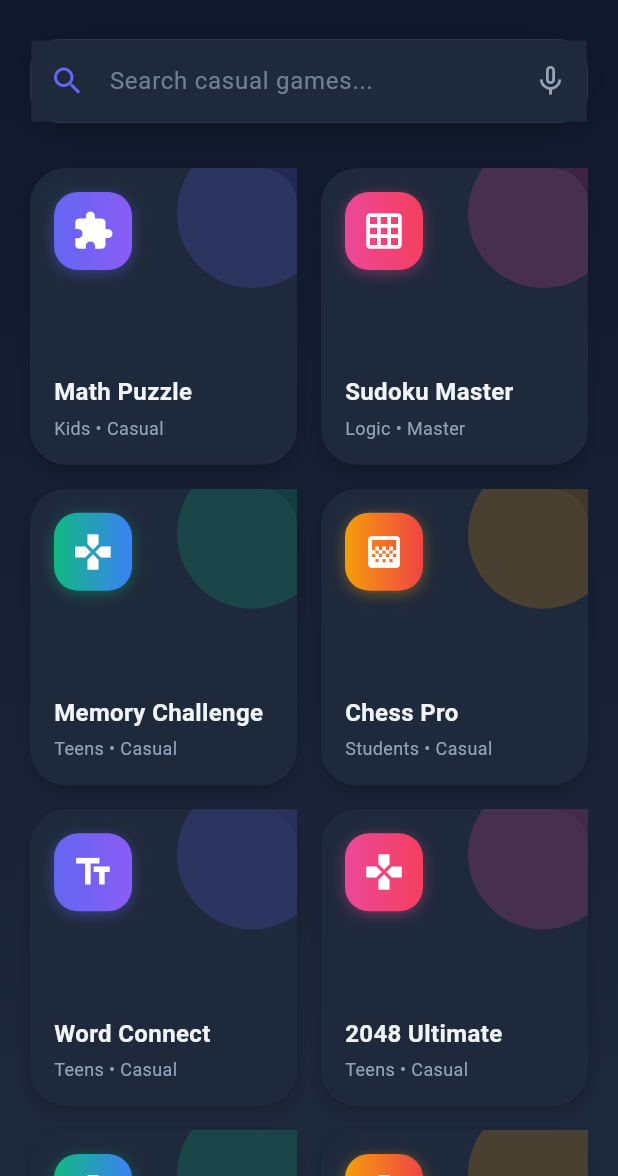
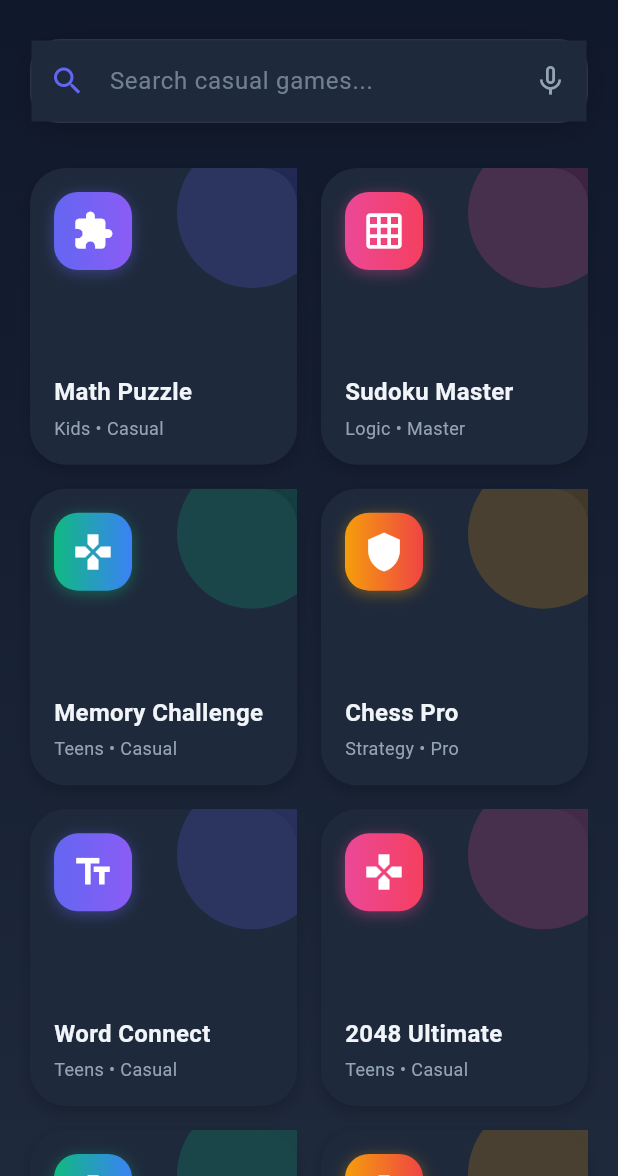
Before and after one commit to adhilfouzi/my_view, a Flutter app: the screen it shows after launch, on a phone screen of 412 x 824 dp, the part 60-1236 px from its top. Run offline on Flutter 3.47's test engine with Material 3 defaults, Android fonts, the phone set to English and light mode, and no system bars; our stand-ins replace flutter_secure_storage, get, image_picker, webview_flutter; missing offline and left inert: chess, encrypt, flutter_windowmanager; statements that could not run were skipped.

Commit message:
feat: Add chess game module with dedicated view and controller, and introduce new public home view.

```diff
--- a/lib/modules/public_home/public_home_view.dart
+++ b/lib/modules/public_home/public_home_view.dart
@@ -5,6 +5,7 @@ import '../../theme/app_theme.dart';
 import '../game/models/game_model.dart';
 import '../game/views/game_view.dart';
 import '../sudoku/views/sudoku_view.dart';
+import '../chess/views/chess_view.dart';
 
 class PublicHomeView extends GetView<PublicHomeController> {
   const PublicHomeView({super.key});
@@ -165,6 +166,7 @@ class PublicHomeView extends GetView<PublicHomeController> {
     if (title.contains("Chess")) {
       icon = Icons.gradient;
       age = AgeGroup.students;
+      return _buildChessCard(title, gradient); // Custom card
     }
     if (title.contains("Word")) {
       icon = Icons.text_fields;
@@ -356,4 +358,95 @@ class PublicHomeView extends GetView<PublicHomeController> {
       ),
     );
   }
+
+  Widget _buildChessCard(String title, List<Color> gradient) {
+    return Container(
+      decoration: BoxDecoration(
+        color: AppColors.surface,
+        borderRadius: BorderRadius.circular(24),
+        boxShadow: [
+          BoxShadow(
+            color: Colors.black.withValues(alpha: 0.2),
+            blurRadius: 8,
+            offset: const Offset(0, 4),
+          ),
+        ],
+      ),
+      child: Material(
+        color: Colors.transparent,
+        child: InkWell(
+          onTap: () {
+            Get.to(() => const ChessView(), transition: Transition.zoom);
+          },
+          borderRadius: BorderRadius.circular(24),
+          child: Stack(
+            children: [
+              // Decorative Circle
+              Positioned(
+                right: -20,
+                top: -20,
+                child: Container(
+                  width: 100,
+                  height: 100,
+                  decoration: BoxDecoration(
+                    color: gradient[0].withValues(alpha: 0.2),
+                    shape: BoxShape.circle,
+                  ),
+                ),
+              ),
+              Padding(
+                padding: const EdgeInsets.all(16),
+                child: Column(
+                  crossAxisAlignment: CrossAxisAlignment.start,
+                  mainAxisAlignment: MainAxisAlignment.spaceBetween,
+                  children: [
+                    Container(
+                      padding: const EdgeInsets.all(12),
+                      decoration: BoxDecoration(
+                        gradient: LinearGradient(colors: gradient),
+                        borderRadius: BorderRadius.circular(16),
+                        boxShadow: [
+                          BoxShadow(
+                            color: gradient[0].withValues(alpha: 0.4),
+                            blurRadius: 8,
+                            offset: const Offset(0, 2),
+                          ),
+                        ],
+                      ),
+                      child: const Icon(
+                        Icons.shield,
+                        color: Colors.white,
+                        size: 28,
+                      ),
+                    ),
+                    Column(
+                      crossAxisAlignment: CrossAxisAlignment.start,
+                      children: [
+                        Text(
+                          title,
+                          style: const TextStyle(
+                            color: AppColors.textPrimary,
+                            fontWeight: FontWeight.bold,
+                            fontSize: 16,
+                          ),
+                        ),
+                        const SizedBox(height: 4),
+                        const Text(
+                          "Strategy • Pro",
+                          style: TextStyle(
+                            color: AppColors.textSecondary,
+                            fontSize: 12,
+                          ),
+                        ),
+                      ],
+                    ),
+                  ],
+                ),
+              ),
+            ],
+          ),
+        ),
+      ),
+    );
+  }
 }
--- a/pubspec.yaml
+++ b/pubspec.yaml
@@ -44,6 +44,7 @@ dependencies:
   crypto: ^3.0.3
   image_picker: ^1.0.4
   path: ^1.9.1
+  chess: ^0.8.1
 
 dev_dependencies:
   flutter_test:
```
Also changed, not shown: lib/modules/chess/controllers/chess_controller.dart (added, +141 -0 lines), lib/modules/chess/views/chess_view.dart (added, +277 -0 lines), pubspec.lock.
